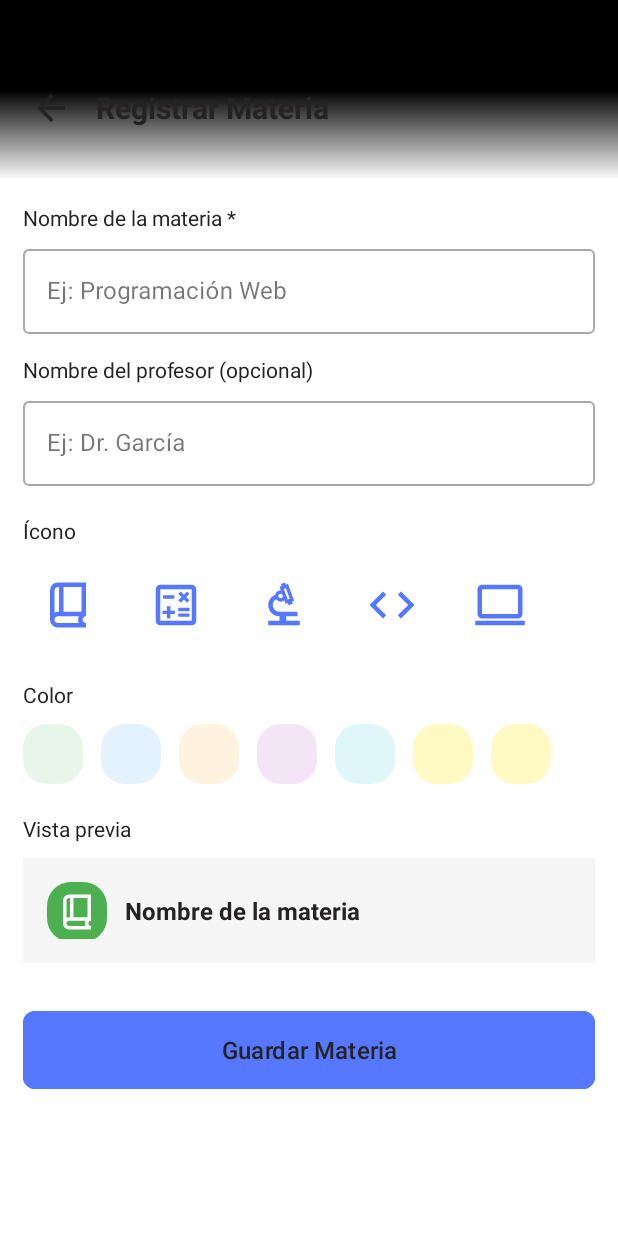
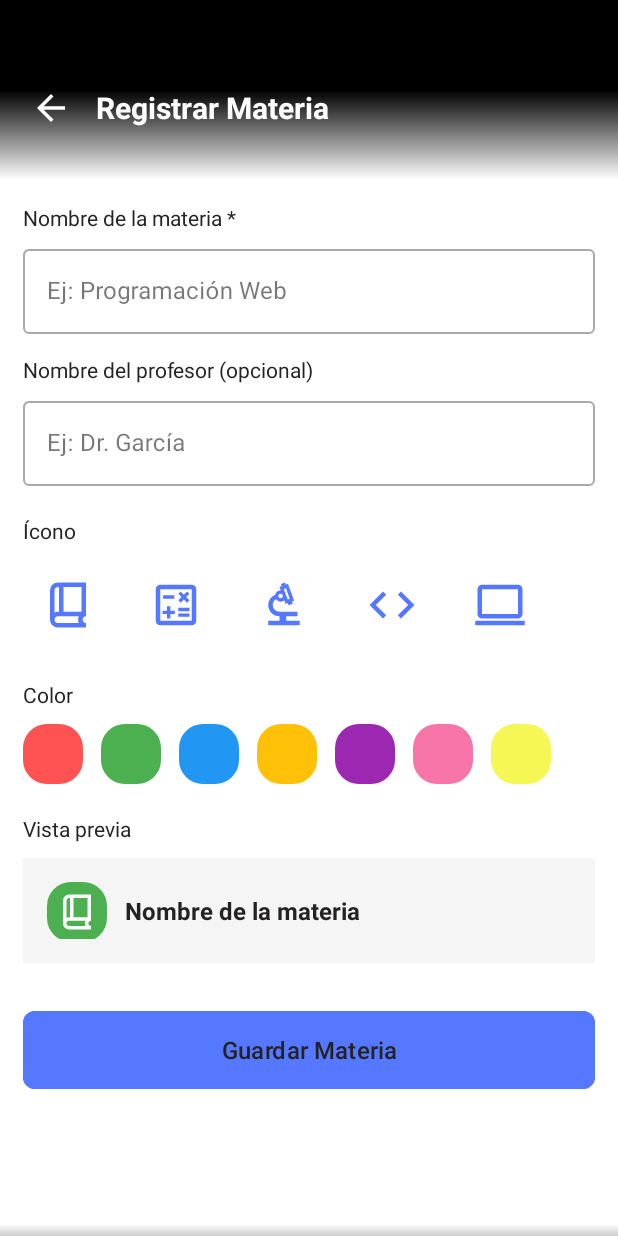
Before and after one commit to IvanIza7/Unibook_DM, an Android app: the fragment AgregarMateria placed in its activity, on a phone screen of 412 x 824 dp. Run offline under Robolectric (Android 15) with nearby library versions, the phone set to English and light mode, and no system bars.

```diff
--- a/app/src/main/java/com/navify/unibook/MainActivity.java
+++ b/app/src/main/java/com/navify/unibook/MainActivity.java
@@ -27,8 +27,8 @@ public class MainActivity extends AppCompatActivity {
     private View indicatorHome, indicatorBook, indicatorUser;
 
     // Colores del bottom navigation
-    private final int COLOR_NORMAL = Color.parseColor("#B7B7B7"); // gris claro
-    private final int COLOR_SELECTED = Color.parseColor("#A0A0A0"); // gris más oscuro
+    private final int COLOR_NORMAL = Color.TRANSPARENT; // Ahora transparente
+    private final int COLOR_SELECTED = Color.TRANSPARENT; // Ahora transparente
 
     @Override
     protected void onCreate(Bundle savedInstanceState) {
@@ -78,9 +78,15 @@ public class MainActivity extends AppCompatActivity {
         tabPerfil.setBackgroundColor(COLOR_NORMAL);
 
         // RESET: animaciones y líneas
-        lottieHome.pauseAnimation();
-        lottieBook.pauseAnimation();
-        lottieUser.pauseAnimation();
+        // Cancelamos y reseteamos al frame 0 para evitar que se queden congeladas
+        lottieHome.cancelAnimation();
+        lottieHome.setProgress(0f);
+
+        lottieBook.cancelAnimation();
+        lottieBook.setProgress(0f);
+
+        lottieUser.cancelAnimation();
+        lottieUser.setProgress(0f);
 
         indicatorHome.setVisibility(View.GONE);
         indicatorBook.setVisibility(View.GONE);
@@ -91,7 +97,7 @@ public class MainActivity extends AppCompatActivity {
         indicator.setVisibility(View.VISIBLE);
 
         // Reproducir animación
-        lottie.setMinAndMaxFrame(15, 60);  // ajusta según tu animación
+        lottie.setMinAndMaxFrame(0, 60);  // ajusta según tu animación
         lottie.playAnimation();
     }
 
--- a/app/src/main/java/com/navify/unibook/fragments/EditarMateria.java
+++ b/app/src/main/java/com/navify/unibook/fragments/EditarMateria.java
@@ -1,5 +1,6 @@
 package com.navify.unibook.fragments;
 
+import android.content.DialogInterface;
 import android.graphics.Color;
 import android.os.Bundle;
 import android.view.LayoutInflater;
@@ -63,7 +64,8 @@ public class EditarMateria extends Fragment {
         etProfesor = view.findViewById(R.id.inputProfesor);
         previewIconImage = view.findViewById(R.id.pvwIcon);
         previewText = view.findViewById(R.id.txtMateriaPrevia);
-        btnBack = view.findViewById(R.id.btnBack);
+        // CORRECCIÓN: ID correcto es btnBack1, no btnBack
+        btnBack = view.findViewById(R.id.btnBack1);
 
         // Cargar datos si existe ID
         if (materiaId != -1) {
--- /dev/null
+++ b/app/src/main/res/drawable/shadow_top_gradient.xml
@@ -0,0 +1,7 @@
+<?xml version="1.0" encoding="utf-8"?>
+<shape xmlns:android="http://schemas.android.com/apk/res/android">
+    <gradient
+        android:startColor="#33000000"
+        android:endColor="#00000000"
+        android:angle="90" />
+</shape>
--- a/app/src/main/res/layout/activity_main.xml
+++ b/app/src/main/res/layout/activity_main.xml
@@ -12,6 +12,16 @@
         android:layout_width="0dp"
         android:layout_height="0dp"
         app:layout_constraintTop_toTopOf="parent"
+        app:layout_constraintBottom_toTopOf="@+id/shadowView"
+        app:layout_constraintStart_toStartOf="parent"
+        app:layout_constraintEnd_toEndOf="parent" />
+
+    <!-- Sombra Gradient -->
+    <View
+        android:id="@+id/shadowView"
+        android:layout_width="0dp"
+        android:layout_height="8dp"
+        android:background="@drawable/shadow_top_gradient"
         app:layout_constraintBottom_toTopOf="@+id/customBottomNav"
         app:layout_constraintStart_toStartOf="parent"
         app:layout_constraintEnd_toEndOf="parent" />
@@ -21,7 +31,7 @@
         android:layout_width="0dp"
         android:layout_height="52dp"
         android:orientation="horizontal"
-        android:background="#B7B7B7"
+        android:background="@color/colorBottomNavBackground"
         app:layout_constraintBottom_toBottomOf="parent"
         app:layout_constraintStart_toStartOf="parent"
         app:layout_constraintEnd_toEndOf="parent">
--- a/app/src/main/res/layout/fragment_agregar_actividad.xml
+++ b/app/src/main/res/layout/fragment_agregar_actividad.xml
@@ -25,14 +25,14 @@
                 android:layout_width="28dp"
                 android:layout_height="28dp"
                 android:src="@drawable/ic_back"
-                app:tint="@color/colorTextOnDark" />
+                app:tint="@color/colorHeaderText" />
 
             <TextView
                 android:layout_width="wrap_content"
                 android:layout_height="wrap_content"
                 android:layout_marginStart="16dp"
                 android:text="@string/titulo_agregar_actividad"
-                android:textColor="@color/colorTextOnDark"
+                android:textColor="@color/colorHeaderText"
                 android:textSize="20sp"
                 android:textStyle="bold" />
         </LinearLayout>
--- a/app/src/main/res/layout/fragment_agregar_materia.xml
+++ b/app/src/main/res/layout/fragment_agregar_materia.xml
@@ -25,7 +25,7 @@
                 android:layout_width="28dp"
                 android:layout_height="28dp"
                 android:src="@drawable/ic_back"
-                app:tint="@color/colorTextOnDark" />
+                app:tint="@color/colorHeaderText" />
 
             <TextView
                 android:id="@+id/txtMateria"
@@ -33,7 +33,7 @@
                 android:layout_height="wrap_content"
                 android:layout_marginStart="16dp"
                 android:text="@string/titulo_agregar_materia"
-                android:textColor="@color/colorTextOnDark"
+                android:textColor="@color/colorHeaderText"
                 android:textSize="20sp"
                 android:textStyle="bold" />
         </LinearLayout>
@@ -222,7 +222,7 @@
                         android:layout_height="40dp"
                         android:layout_marginEnd="12dp"
                         android:background="@drawable/bg_round_card"
-                        android:backgroundTint="#E8F5E9" />
+                        android:backgroundTint="#FF5252" />
 
                     <View
                         android:id="@+id/color2"
@@ -230,7 +230,7 @@
                         android:layout_height="40dp"
                         android:layout_marginEnd="12dp"
                         android:background="@drawable/bg_round_card"
-                        android:backgroundTint="#E3F2FD" />
+                        android:backgroundTint="#4CAF50" />
 
                     <View
                         android:id="@+id/color3"
@@ -238,7 +238,7 @@
                         android:layout_height="40dp"
                         android:layout_marginEnd="12dp"
                         android:background="@drawable/bg_round_card"
-                        android:backgroundTint="#FFF3E0" />
+                        android:backgroundTint="#2196F3" />
 
                     <View
                         android:id="@+id/color4"
@@ -246,7 +246,7 @@
                         android:layout_height="40dp"
                         android:layout_marginEnd="12dp"
                         android:background="@drawable/bg_round_card"
-                        android:backgroundTint="#F3E5F5" />
+                        android:backgroundTint="#FFC107" />
 
                     <View
                         android:id="@+id/color5"
@@ -254,7 +254,7 @@
                         android:layout_height="40dp"
                         android:layout_marginEnd="12dp"
                         android:background="@drawable/bg_round_card"
-                        android:backgroundTint="#E0F7FA" />
+                        android:backgroundTint="#9C27B0" />
 
                     <View
                         android:id="@+id/color6"
@@ -262,7 +262,7 @@
                         android:layout_height="40dp"
                         android:layout_marginEnd="12dp"
                         android:background="@drawable/bg_round_card"
-                        android:backgroundTint="#FFF9C4" />
+                        android:backgroundTint="#F875AA" />
 
                     <View
                         android:id="@+id/color7"
@@ -270,7 +270,7 @@
                         android:layout_height="40dp"
                         android:layout_marginEnd="12dp"
                         android:background="@drawable/bg_round_card"
-                        android:backgroundTint="#FFF9C4" />
+                        android:backgroundTint="#F4F754" />
                 </LinearLayout>
             </HorizontalScrollView>
 
--- a/app/src/main/res/layout/fragment_editar_materia.xml
+++ b/app/src/main/res/layout/fragment_editar_materia.xml
@@ -21,11 +21,11 @@
             android:background="@drawable/bg_header_gradiente">
 
             <ImageView
-                android:id="@+id/btnBack"
+                android:id="@+id/btnBack1"
                 android:layout_width="28dp"
                 android:layout_height="28dp"
                 android:src="@drawable/ic_back"
-                app:tint="@color/colorTextOnDark" />
+                app:tint="@color/colorHeaderText" />
 
             <TextView
                 android:id="@+id/txtMateria"
@@ -33,7 +33,7 @@
                 android:layout_height="wrap_content"
                 android:layout_marginStart="16dp"
                 android:text="@string/titulo_editar_materia"
-                android:textColor="@color/colorTextOnDark"
+                android:textColor="@color/colorHeaderText"
                 android:textSize="20sp"
                 android:textStyle="bold" />
         </LinearLayout>
--- a/app/src/main/res/values/colorsui.xml
+++ b/app/src/main/res/values/colorsui.xml
@@ -1,32 +1,23 @@
 <?xml version="1.0" encoding="utf-8"?>
 <resources>
-    <!-- TEMA CLARO (Redefinición usando los colores Light pero con nombres genéricos) -->
+    <!-- TEMA CLARO -->
 
-    <!-- Fondo principal de la pantalla (Blanco) -->
     <color name="colorBackground">#FFFFFF</color>
-
-    <!-- Fondo de tarjetas y headers (Gris muy claro o blanco humo para contrastar sutilmente) -->
-    <!-- En Dark era #4A4A4A. En Light usaremos algo suave. -->
     <color name="colorNeutralDark">#F5F5F5</color>
-
-    <!-- Textos secundarios (Gris oscuro) -->
-    <!-- En Dark era #EAEAEA (claro). En Light debe ser oscuro. -->
     <color name="colorNeutralLight">#757575</color>
-
-    <!-- Texto principal (Oscuro sobre fondo claro) -->
-    <!-- En Dark era #F5F5F5 (Blanco). En Light debe ser oscuro, casi negro o el morado oscuro de tu paleta -->
     <color name="colorTextOnDark">#242223</color>
-
-    <!-- Color de acento (Azul/Morado en Light) -->
     <color name="colorAccent">#5578FF</color>
 
-    <!-- Colores compartidos -->
     <color name="colorUniversityRed">#B22222</color>
     <color name="colorUniversityRedBright">#DC143C</color>
     <color name="colorUniversityBlue">#7638B9</color>
     <color name="colorUniversityBlueBright">#17AAD1</color>
 
-    <!-- Colores específicos del tema claro (Legacy, por si acaso algún layout viejo los llama) -->
+    <!-- Nuevos colores para ajustes solicitados -->
+    <color name="colorBottomNavBackground">#FFFFFF</color>
+    <color name="colorHeaderText">#FFFFFF</color> <!-- Blanco fijo para headers -->
+
+    <!-- Legacy -->
     <color name="colorBackgroundLight">#FFFFFF</color>
     <color name="colorNeutral">#B761FF</color>
     <color name="colorNeutralL">#B43AB0</color>
```
